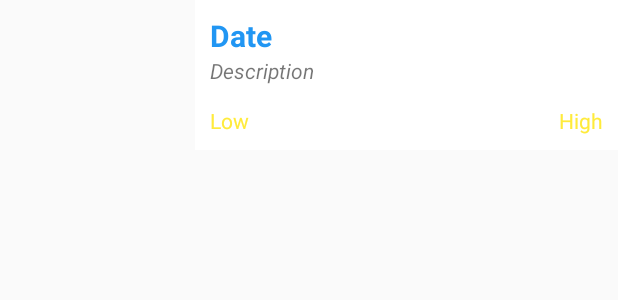
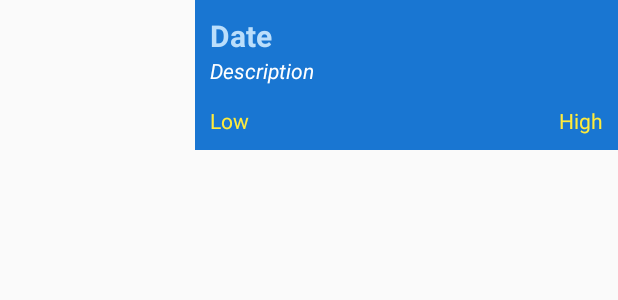
Before and after one commit to mbrecunier/WeatherApp, an Android app: the layout weather_list_item.xml on its own in the app's theme, with its tools: preview values and no code run, on a phone screen of 412 x 824 dp. Shown: the top 300 px of the screen. Run offline under Robolectric (Android 15) with nearby library versions, the phone set to English and light mode, and no system bars.

Commit message:
update forecast list styling

```diff
--- a/app/src/main/res/layout/weather_list_item.xml
+++ b/app/src/main/res/layout/weather_list_item.xml
@@ -13,9 +13,10 @@
     <LinearLayout
         android:orientation="vertical"
         android:layout_width="match_parent"
-        android:background="#ffffff"
+        android:background="@color/colorPrimaryDark"
         android:layout_height="match_parent"
-        android:padding="10dp">
+        android:padding="10dp"
+        android:divider="@color/colorDivider">
 
         <TextView
             android:layout_width="wrap_content"
@@ -24,7 +25,7 @@
             android:textSize="20dp"
             android:textStyle="bold"
             android:text="Date"
-            android:textColor="@color/colorPrimary"/>
+            android:textColor="@color/colorPrimaryLight"/>
 
         <TextView
             android:layout_width="wrap_content"
@@ -33,7 +34,8 @@
             android:id="@+id/descriptionTextView"
             android:layout_alignParentLeft="true"
             android:layout_alignParentStart="true"
-            android:textStyle="italic"/>
+            android:textStyle="italic"
+            android:textColor="@color/colorTextIcons" />
 
         <RelativeLayout
             android:layout_width="match_parent"
--- a/app/src/main/res/values/colors.xml
+++ b/app/src/main/res/values/colors.xml
@@ -1,11 +1,11 @@
 <?xml version="1.0" encoding="utf-8"?>
 <resources>
     <color name="colorPrimary">#2196F3</color>
-    <color name="colorPrimaryDark">#1976D2</color>
-    <color name="colorPrimaryLight">#BBDEFB</color>
+    <color name="colorPrimaryDark">#1976d2</color>
+    <color name="colorPrimaryLight">#bbdefb</color>
     <color name="colorAccent">#FFEB3B</color>
     <color name="colorPrimaryText">#212121</color>
     <color name="colorSecondaryText">#727272</color>
-    <color name="colorTextIcons">#FFFFFF</color>
-    <color name="colorDivider">#B6B6B6</color>
+    <color name="colorTextIcons">#ffffff</color>
+    <color name="colorDivider">#b6b6b6</color>
 </resources>
```
